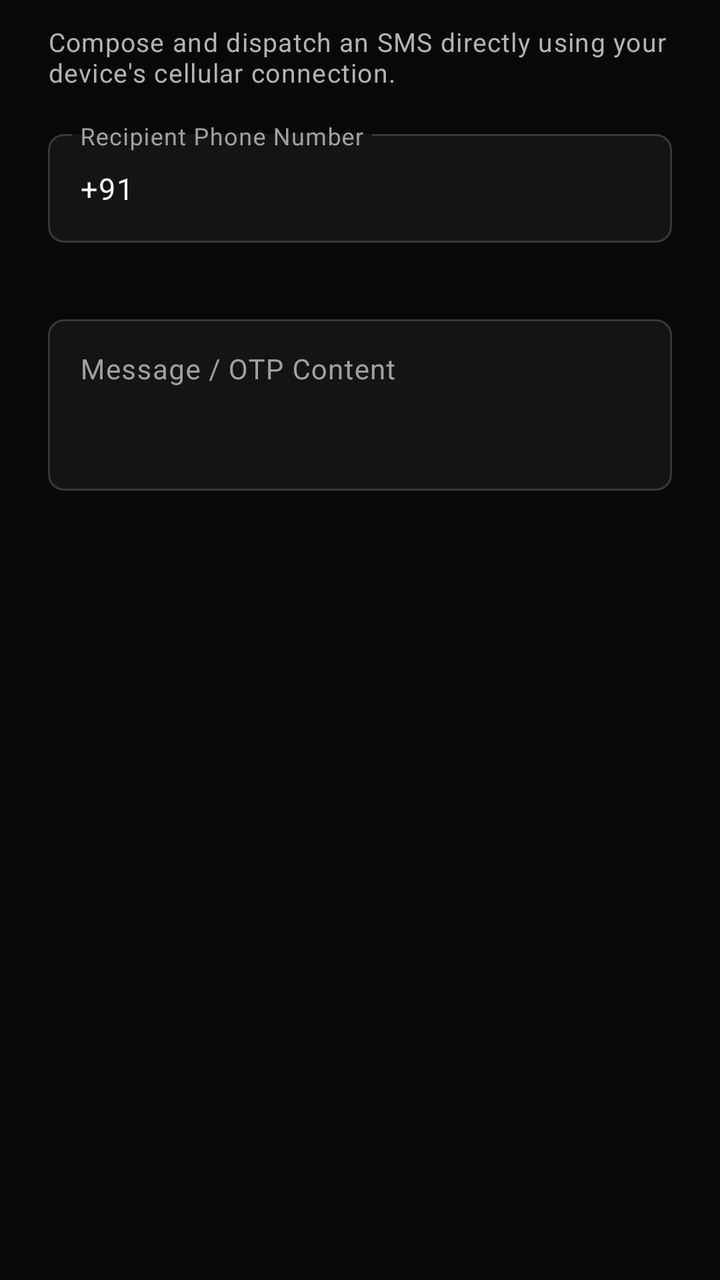
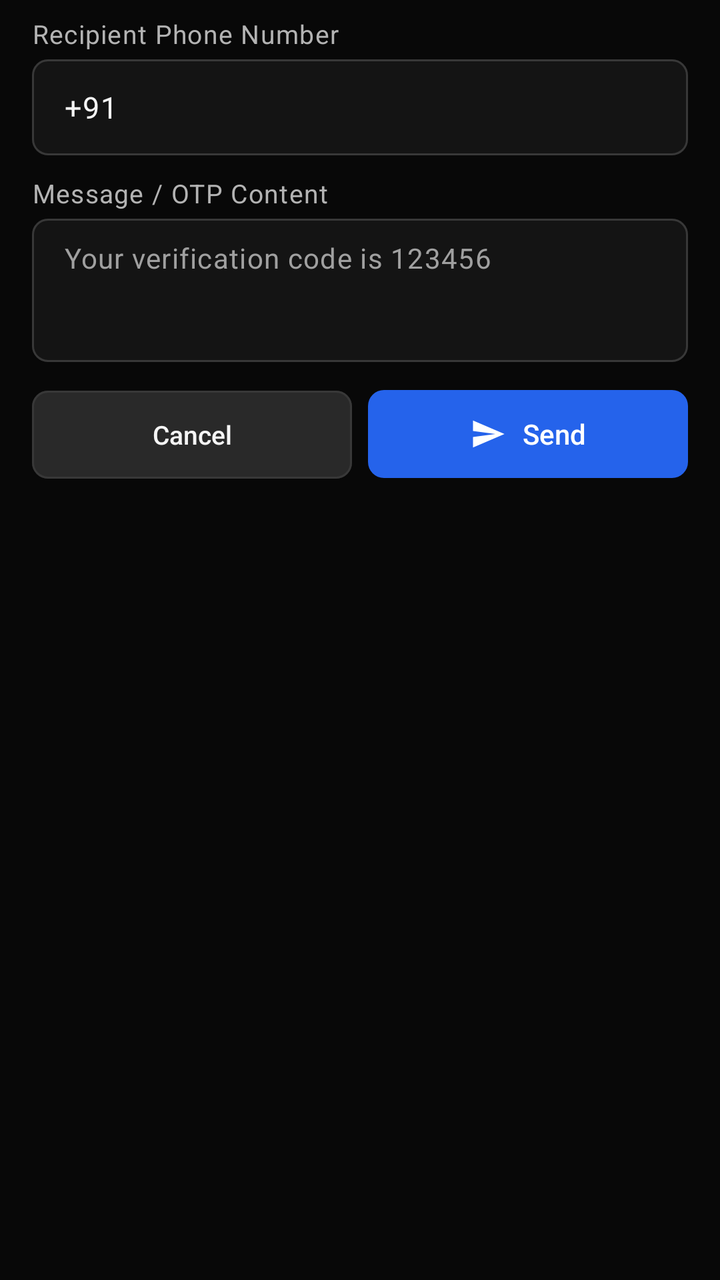

Compare the two renders of this Android layout. The source of the first and the diff that turns it into the second are given below.
<!-- AndroidManifest.xml: application theme Theme.Sms -->
<!-- res/layout/dialog_send_sms.xml -->
<?xml version="1.0" encoding="utf-8"?>
<ScrollView xmlns:android="http://schemas.android.com/apk/res/android"
    xmlns:app="http://schemas.android.com/apk/res-auto"
    android:layout_width="match_parent"
    android:layout_height="wrap_content"
    android:fillViewport="true">

    <LinearLayout
        android:layout_width="match_parent"
        android:layout_height="wrap_content"
        android:orientation="vertical"
        android:paddingHorizontal="@dimen/space_24"
        android:paddingTop="@dimen/space_12"
        android:paddingBottom="@dimen/space_8">

        <TextView
            android:layout_width="match_parent"
            android:layout_height="wrap_content"
            android:layout_marginBottom="@dimen/space_16"
            android:text="Compose and dispatch an SMS directly using your device's cellular connection."
            android:textAppearance="@style/TextAppearance.App.BodySecondary" />

        <com.google.android.material.textfield.TextInputLayout
            android:id="@+id/phoneInputLayout"
            style="@style/Widget.App.TextInputLayout"
            android:layout_width="match_parent"
            android:layout_height="wrap_content"
            android:layout_marginBottom="@dimen/space_12"
            android:hint="Recipient Phone Number"
            app:errorEnabled="true"
            app:placeholderText="+918114963709">

            <com.google.android.material.textfield.TextInputEditText
                android:id="@+id/phoneEditText"
                android:layout_width="match_parent"
                android:layout_height="wrap_content"
                android:minHeight="@dimen/input_min_height"
                android:inputType="phone"
                android:maxLines="1"
                android:text="+91"
                android:textColor="@color/text_primary"
                android:textSize="15sp" />

        </com.google.android.material.textfield.TextInputLayout>

        <com.google.android.material.textfield.TextInputLayout
            android:id="@+id/messageInputLayout"
            style="@style/Widget.App.TextInputLayout"
            android:layout_width="match_parent"
            android:layout_height="wrap_content"
            android:hint="Message / OTP Content"
            app:errorEnabled="true"
            app:placeholderText="Your verification code is 123456">

            <com.google.android.material.textfield.TextInputEditText
                android:id="@+id/messageEditText"
                android:layout_width="match_parent"
                android:layout_height="wrap_content"
                android:gravity="top|start"
                android:inputType="textMultiLine|textCapSentences"
                android:minLines="3"
                android:maxLines="8"
                android:textColor="@color/text_primary"
                android:textSize="14sp" />

        </com.google.android.material.textfield.TextInputLayout>

    </LinearLayout>

</ScrollView>
<!-- resources referenced by this layout -->
<resources>
  <dimen name="space_24">24dp</dimen>
  <style name="TextAppearance.App.BodySecondary" parent="TextAppearance.Material3.BodySmall">
          <item name="android:textSize">13sp</item>
          <item name="android:textColor">@color/text_secondary</item>
          <item name="android:lineSpacingMultiplier">1.35</item>
      </style>
  <style name="Widget.App.TextInputLayout" parent="Widget.Material3.TextInputLayout.OutlinedBox">
          <item name="boxBackgroundMode">outline</item>
          <item name="boxBackgroundColor">@color/bg_input</item>
          <item name="boxStrokeColor">@color/input_box_stroke</item>
          <item name="boxStrokeWidth">1dp</item>
          <item name="boxStrokeWidthFocused">2dp</item>
          <item name="boxStrokeErrorColor">@color/accent_error</item>
          <item name="boxCornerRadiusTopStart">@dimen/radius_input</item>
          <item name="boxCornerRadiusTopEnd">@dimen/radius_input</item>
          <item name="boxCornerRadiusBottomStart">@dimen/radius_input</item>
          <item name="boxCornerRadiusBottomEnd">@dimen/radius_input</item>
          <item name="hintTextColor">@color/accent_link</item>
          <item name="android:textColorHint">@color/text_placeholder</item>
          <item name="placeholderTextColor">@color/text_placeholder</item>
          <item name="helperTextTextColor">@color/text_muted</item>
          <item name="errorTextColor">@color/accent_error_text</item>
          <item name="errorIconTint">@color/accent_error_text</item>
          <item name="startIconTint">@color/text_secondary</item>
          <item name="endIconTint">@color/text_secondary</item>
      </style>
  <style name="Base.Theme.Sms" parent="Theme.Material3.Dark.NoActionBar">
          <item name="colorPrimary">@color/accent_primary</item>
          <item name="colorOnPrimary">@color/accent_on_primary</item>
          <item name="colorPrimaryContainer">@color/bg_elevated</item>
          <item name="colorOnPrimaryContainer">@color/text_primary</item>
  
          <item name="colorSecondary">@color/accent_link</item>
          <item name="colorOnSecondary">@color/bg_app</item>
          <item name="colorSecondaryContainer">@color/bg_elevated</item>
          <item name="colorOnSecondaryContainer">@color/text_primary</item>
  
          <item name="android:colorBackground">@color/bg_app</item>
          <item name="colorOnBackground">@color/text_primary</item>
          <item name="colorSurface">@color/bg_card</item>
          <item name="colorOnSurface">@color/text_primary</item>
          <item name="colorSurfaceVariant">@color/bg_elevated</item>
          <item name="colorOnSurfaceVariant">@color/text_secondary</item>
          <item name="colorSurfaceContainer">@color/bg_card</item>
          <item name="colorSurfaceContainerHigh">@color/bg_dialog</item>
          <item name="colorSurfaceContainerHighest">@color/bg_elevated</item>
  
          <item name="colorOutline">@color/border_default</item>
          <item name="colorOutlineVariant">@color/divider_subtle</item>
          <item name="colorError">@color/accent_error</item>
          <item name="colorOnError">@color/accent_on_primary</item>
  
          <item name="colorControlNormal">@color/text_secondary</item>
          <item name="colorControlActivated">@color/accent_link</item>
          <item name="android:textColorPrimary">@color/text_primary</item>
          <item name="android:textColorSecondary">@color/text_secondary</item>
          <item name="android:textColorHint">@color/text_placeholder</item>
  
          <item name="android:statusBarColor">@color/bg_header</item>
          <item name="android:navigationBarColor">@color/bg_app</item>
          <item name="android:windowLightStatusBar">false</item>
  
          <item name="materialAlertDialogTheme">@style/ThemeOverlay.App.MaterialAlertDialog</item>
      </style>
  <color name="bg_elevated">#262626</color>
  <color name="bg_dialog">#262626</color>
  <style name="ThemeOverlay.App.MaterialAlertDialog" parent="ThemeOverlay.Material3.MaterialAlertDialog">
          <item name="colorSurface">@color/bg_dialog</item>
          <item name="colorSurfaceContainerHigh">@color/bg_dialog</item>
          <item name="colorOnSurface">@color/text_primary</item>
          <item name="colorOnSurfaceVariant">@color/text_secondary</item>
          <item name="shapeAppearanceOverlay">@style/ShapeAppearance.App.Dialog</item>
          <item name="materialAlertDialogTitleTextStyle">@style/Widget.App.Dialog.Title</item>
          <item name="materialAlertDialogBodyTextStyle">@style/Widget.App.Dialog.Body</item>
          <item name="buttonBarPositiveButtonStyle">@style/Widget.App.Button.DialogPositive</item>
          <item name="buttonBarNegativeButtonStyle">@style/Widget.App.Button.DialogNegative</item>
          <item name="buttonBarNeutralButtonStyle">@style/Widget.App.Button.DialogNeutral</item>
      </style>
  <style name="Widget.App.Dialog.Body" parent="MaterialAlertDialog.Material3.Body.Text">
          <item name="android:textSize">14sp</item>
          <item name="android:textColor">@color/text_secondary</item>
          <item name="android:lineSpacingMultiplier">1.35</item>
      </style>
  <dimen name="radius_dialog">16dp</dimen>
  <!-- unchanged entries left out for length: 27 -->
</resources>

<!-- the commit's change to res/layout/dialog_send_sms.xml (unified diff, before → after) -->
@@ -9,15 +9,15 @@
         android:layout_width="match_parent"
         android:layout_height="wrap_content"
         android:orientation="vertical"
-        android:paddingHorizontal="@dimen/space_24"
-        android:paddingTop="@dimen/space_12"
-        android:paddingBottom="@dimen/space_8">
+        android:paddingHorizontal="@dimen/space_16"
+        android:paddingTop="@dimen/space_8"
+        android:paddingBottom="@dimen/space_16">
 
         <TextView
-            android:layout_width="match_parent"
+            android:layout_width="wrap_content"
             android:layout_height="wrap_content"
-            android:layout_marginBottom="@dimen/space_16"
-            android:text="Compose and dispatch an SMS directly using your device's cellular connection."
+            android:layout_marginBottom="@dimen/space_4"
+            android:text="Recipient Phone Number"
             android:textAppearance="@style/TextAppearance.App.BodySecondary" />
 
         <com.google.android.material.textfield.TextInputLayout
@@ -25,46 +25,84 @@
             style="@style/Widget.App.TextInputLayout"
             android:layout_width="match_parent"
             android:layout_height="wrap_content"
-            android:layout_marginBottom="@dimen/space_12"
-            android:hint="Recipient Phone Number"
-            app:errorEnabled="true"
-            app:placeholderText="+918114963709">
+            android:layout_marginBottom="@dimen/space_10"
+            app:hintEnabled="false">
 
             <com.google.android.material.textfield.TextInputEditText
                 android:id="@+id/phoneEditText"
                 android:layout_width="match_parent"
                 android:layout_height="wrap_content"
                 android:minHeight="@dimen/input_min_height"
+                android:hint="+918114963709"
                 android:inputType="phone"
                 android:maxLines="1"
+                android:paddingVertical="10dp"
                 android:text="+91"
                 android:textColor="@color/text_primary"
+                android:textColorHint="@color/text_placeholder"
                 android:textSize="15sp" />
 
         </com.google.android.material.textfield.TextInputLayout>
+
+        <TextView
+            android:layout_width="wrap_content"
+            android:layout_height="wrap_content"
+            android:layout_marginBottom="@dimen/space_4"
+            android:text="Message / OTP Content"
+            android:textAppearance="@style/TextAppearance.App.BodySecondary" />
 
         <com.google.android.material.textfield.TextInputLayout
             android:id="@+id/messageInputLayout"
             style="@style/Widget.App.TextInputLayout"
             android:layout_width="match_parent"
             android:layout_height="wrap_content"
-            android:hint="Message / OTP Content"
-            app:errorEnabled="true"
-            app:placeholderText="Your verification code is 123456">
+            android:layout_marginBottom="@dimen/space_12"
+            app:hintEnabled="false">
 
             <com.google.android.material.textfield.TextInputEditText
                 android:id="@+id/messageEditText"
                 android:layout_width="match_parent"
                 android:layout_height="wrap_content"
                 android:gravity="top|start"
+                android:hint="Your verification code is 123456"
                 android:inputType="textMultiLine|textCapSentences"
+                android:maxLines="6"
                 android:minLines="3"
-                android:maxLines="8"
+                android:paddingVertical="10dp"
                 android:textColor="@color/text_primary"
+                android:textColorHint="@color/text_placeholder"
                 android:textSize="14sp" />
 
         </com.google.android.material.textfield.TextInputLayout>
 
+        
+        <LinearLayout
+            android:layout_width="match_parent"
+            android:layout_height="wrap_content"
+            android:orientation="horizontal">
+
+            <com.google.android.material.button.MaterialButton
+                android:id="@+id/btnCancelSendSms"
+                style="@style/Widget.App.Button.Secondary"
+                android:layout_width="0dp"
+                android:layout_height="wrap_content"
+                android:layout_marginEnd="@dimen/space_4"
+                android:layout_weight="1"
+                android:text="Cancel" />
+
+            <com.google.android.material.button.MaterialButton
+                android:id="@+id/btnConfirmSendSms"
+                style="@style/Widget.App.Button.Primary"
+                android:layout_width="0dp"
+                android:layout_height="wrap_content"
+                android:layout_marginStart="@dimen/space_4"
+                android:layout_weight="1"
+                android:text="Send"
+                app:icon="@drawable/ic_send"
+                app:iconGravity="textStart" />
+
+        </LinearLayout>
+
     </LinearLayout>
 
 </ScrollView>
<!-- resource entries referenced after the edit -->
@@ -1,17 +1,58 @@
 <!-- resources referenced by this layout -->
 <resources>
-  <dimen name="space_24">24dp</dimen>
+  <dimen name="space_10">10dp</dimen>
+  <dimen name="space_4">4dp</dimen>
+  <!-- drawable ic_send (drawable) -->
+  <vector xmlns:android="http://schemas.android.com/apk/res/android"
+      android:width="24dp"
+      android:height="24dp"
+      android:viewportWidth="24"
+      android:viewportHeight="24">
+      <path
+          android:fillColor="#FFFFFF"
+          android:pathData="M2.01,21L23,12 2.01,3 2,10l15,2 -15,2z"/>
+  </vector>
   <style name="TextAppearance.App.BodySecondary" parent="TextAppearance.Material3.BodySmall">
           <item name="android:textSize">13sp</item>
           <item name="android:textColor">@color/text_secondary</item>
-          <item name="android:lineSpacingMultiplier">1.35</item>
+          <item name="android:lineSpacingMultiplier">1.3</item>
+      </style>
+  <style name="Widget.App.Button.Primary" parent="Widget.Material3.Button">
+          <item name="android:minHeight">@dimen/button_min_height</item>
+          <item name="android:insetTop">2dp</item>
+          <item name="android:insetBottom">2dp</item>
+          <item name="android:textSize">14sp</item>
+          <item name="android:fontFamily">sans-serif-medium</item>
+          <item name="android:textAllCaps">false</item>
+          <item name="android:letterSpacing">0</item>
+          <item name="android:textColor">@color/button_primary_text</item>
+          <item name="backgroundTint">@color/button_primary_bg</item>
+          <item name="cornerRadius">@dimen/radius_button</item>
+          <item name="iconSize">@dimen/icon_standard</item>
+          <item name="iconTint">@color/button_primary_text</item>
+      </style>
+  <style name="Widget.App.Button.Secondary" parent="Widget.Material3.Button.OutlinedButton">
+          <item name="android:minHeight">@dimen/button_min_height</item>
+          <item name="android:insetTop">2dp</item>
+          <item name="android:insetBottom">2dp</item>
+          <item name="android:textSize">13sp</item>
+          <item name="android:fontFamily">sans-serif-medium</item>
+          <item name="android:textAllCaps">false</item>
+          <item name="android:letterSpacing">0</item>
+          <item name="android:textColor">@color/button_secondary_text</item>
+          <item name="backgroundTint">@color/button_secondary_bg</item>
+          <item name="strokeColor">@color/border_default</item>
+          <item name="strokeWidth">@dimen/stroke_width_default</item>
+          <item name="cornerRadius">@dimen/radius_button</item>
+          <item name="iconSize">@dimen/icon_standard</item>
+          <item name="iconTint">@color/text_secondary</item>
       </style>
   <style name="Widget.App.TextInputLayout" parent="Widget.Material3.TextInputLayout.OutlinedBox">
           <item name="boxBackgroundMode">outline</item>
           <item name="boxBackgroundColor">@color/bg_input</item>
           <item name="boxStrokeColor">@color/input_box_stroke</item>
           <item name="boxStrokeWidth">1dp</item>
-          <item name="boxStrokeWidthFocused">2dp</item>
+          <item name="boxStrokeWidthFocused">1.5dp</item>
           <item name="boxStrokeErrorColor">@color/accent_error</item>
           <item name="boxCornerRadiusTopStart">@dimen/radius_input</item>
           <item name="boxCornerRadiusTopEnd">@dimen/radius_input</item>
@@ -26,6 +67,9 @@
           <item name="startIconTint">@color/text_secondary</item>
           <item name="endIconTint">@color/text_secondary</item>
       </style>
+  <dimen name="radius_button">8dp</dimen>
+  <dimen name="icon_standard">18dp</dimen>
+  <dimen name="stroke_width_default">1dp</dimen>
   <style name="Base.Theme.Sms" parent="Theme.Material3.Dark.NoActionBar">
           <item name="colorPrimary">@color/accent_primary</item>
           <item name="colorOnPrimary">@color/accent_on_primary</item>
@@ -44,8 +88,13 @@
           <item name="colorSurfaceVariant">@color/bg_elevated</item>
           <item name="colorOnSurfaceVariant">@color/text_secondary</item>
           <item name="colorSurfaceContainer">@color/bg_card</item>
+          <item name="colorSurfaceContainerLow">@color/bg_card</item>
           <item name="colorSurfaceContainerHigh">@color/bg_dialog</item>
           <item name="colorSurfaceContainerHighest">@color/bg_elevated</item>
+  
+          
+          <item name="elevationOverlayEnabled">false</item>
+          <item name="elevationOverlayColor">@android:color/transparent</item>
   
           <item name="colorOutline">@color/border_default</item>
           <item name="colorOutlineVariant">@color/divider_subtle</item>
@@ -64,13 +113,16 @@
   
           <item name="materialAlertDialogTheme">@style/ThemeOverlay.App.MaterialAlertDialog</item>
       </style>
-  <color name="bg_elevated">#262626</color>
-  <color name="bg_dialog">#262626</color>
+  <color name="bg_elevated">#292929</color>
+  <color name="bg_dialog">#242424</color>
   <style name="ThemeOverlay.App.MaterialAlertDialog" parent="ThemeOverlay.Material3.MaterialAlertDialog">
           <item name="colorSurface">@color/bg_dialog</item>
           <item name="colorSurfaceContainerHigh">@color/bg_dialog</item>
+          <item name="colorSurfaceContainer">@color/bg_dialog</item>
           <item name="colorOnSurface">@color/text_primary</item>
           <item name="colorOnSurfaceVariant">@color/text_secondary</item>
+          <item name="elevationOverlayEnabled">false</item>
+          <item name="elevationOverlayColor">@android:color/transparent</item>
           <item name="shapeAppearanceOverlay">@style/ShapeAppearance.App.Dialog</item>
           <item name="materialAlertDialogTitleTextStyle">@style/Widget.App.Dialog.Title</item>
           <item name="materialAlertDialogBodyTextStyle">@style/Widget.App.Dialog.Body</item>
@@ -81,9 +133,9 @@
   <style name="Widget.App.Dialog.Body" parent="MaterialAlertDialog.Material3.Body.Text">
           <item name="android:textSize">14sp</item>
           <item name="android:textColor">@color/text_secondary</item>
-          <item name="android:lineSpacingMultiplier">1.35</item>
+          <item name="android:lineSpacingMultiplier">1.3</item>
       </style>
-  <dimen name="radius_dialog">16dp</dimen>
+  <dimen name="radius_dialog">14dp</dimen>
   <!-- unchanged entries left out for length: 27 -->
 </resources>
 
